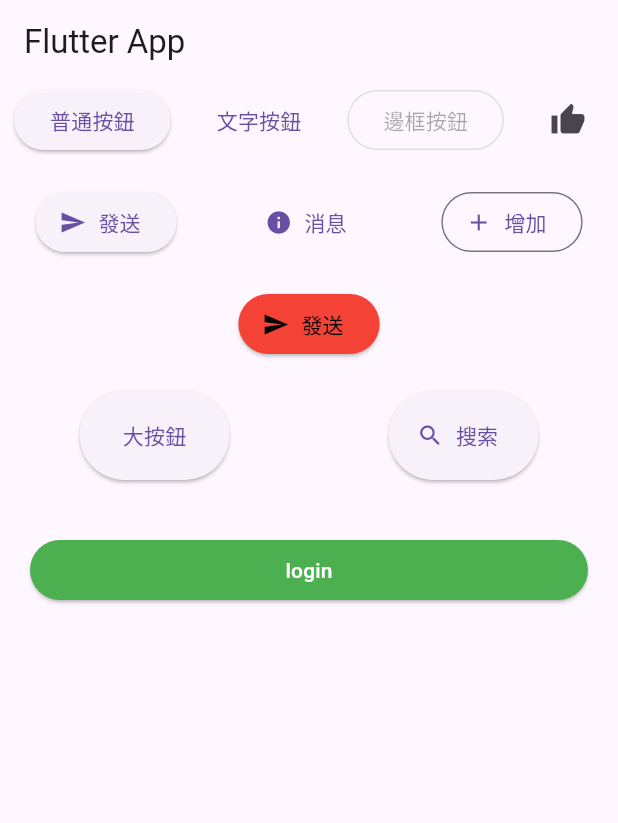
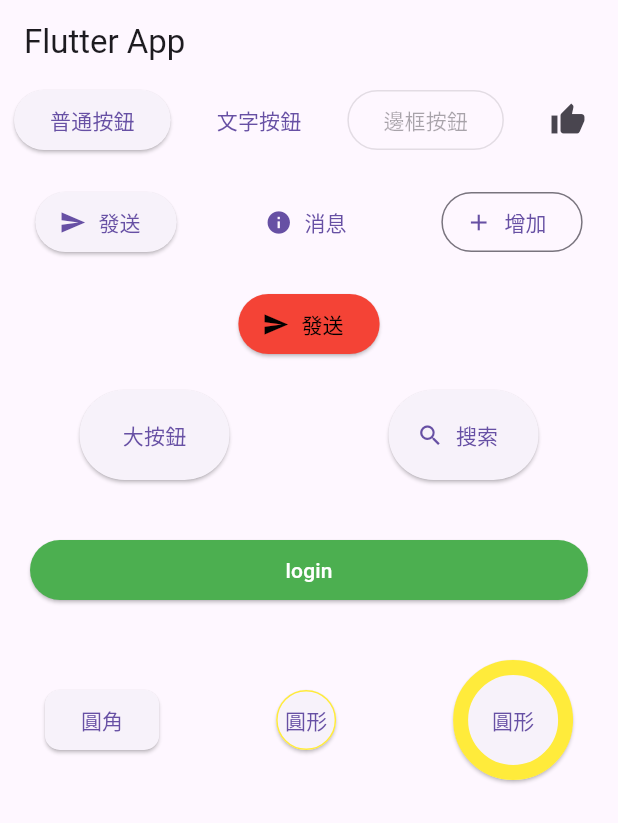
Before and after one commit to flutteruuu/flutter_demo, a Flutter app: the screen it shows after launch, on a phone screen of 412 x 824 dp. Shown: the top 823 px of the screen. Run offline on Flutter 3.47's test engine with Material 3 defaults, Android fonts, the phone set to English and light mode, and no system bars.

Commit message:
配置圓形按鈕

```diff
--- a/lib/main.dart
+++ b/lib/main.dart
@@ -119,6 +119,44 @@ class HomePage extends StatelessWidget {
             ),
           ],
         ),
+        const SizedBox(height: 20),
+        Row(
+          mainAxisAlignment: MainAxisAlignment.spaceAround,
+          children: [
+            ElevatedButton(
+              style: ButtonStyle(
+                shape: WidgetStateProperty.all( // 圓角
+                  RoundedRectangleBorder(
+                    borderRadius: BorderRadius.circular(10)
+                  )
+                ),
+              ),
+              onPressed: () {},
+              child: const Text("圓角"),
+            ),
+            ElevatedButton(
+              style: ButtonStyle(
+                shape: WidgetStateProperty.all( // 圓形
+                  const CircleBorder(side: BorderSide(color: Colors.yellow))
+                ),
+              ),
+              onPressed: () {},
+              child: const Text("圓形"),
+            ),
+            SizedBox(
+              height: 80,
+              width: 80,
+              child: ElevatedButton(
+                style: ButtonStyle(
+                  shape: WidgetStateProperty.all( // 圓形
+                    const CircleBorder(side: BorderSide(width: 10, color: Colors.yellow))
+                  ),
+                ),
+              onPressed: () {},
+              child: const Text("圓形"),),
+            ),
+          ],
+        ),
       ],
     );
   }
```
